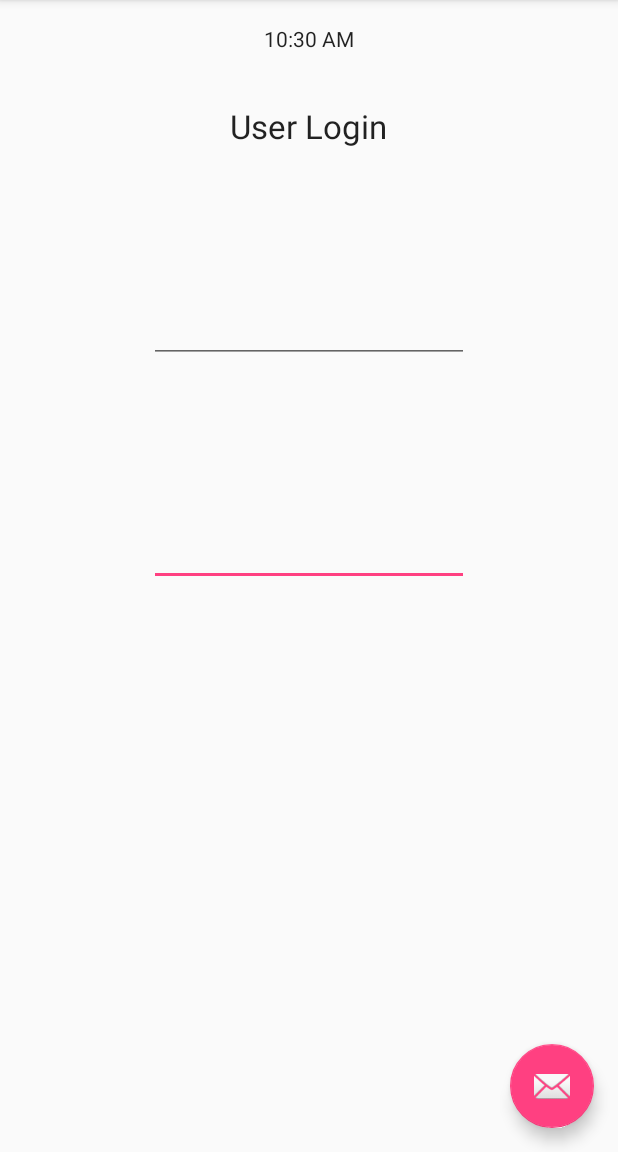
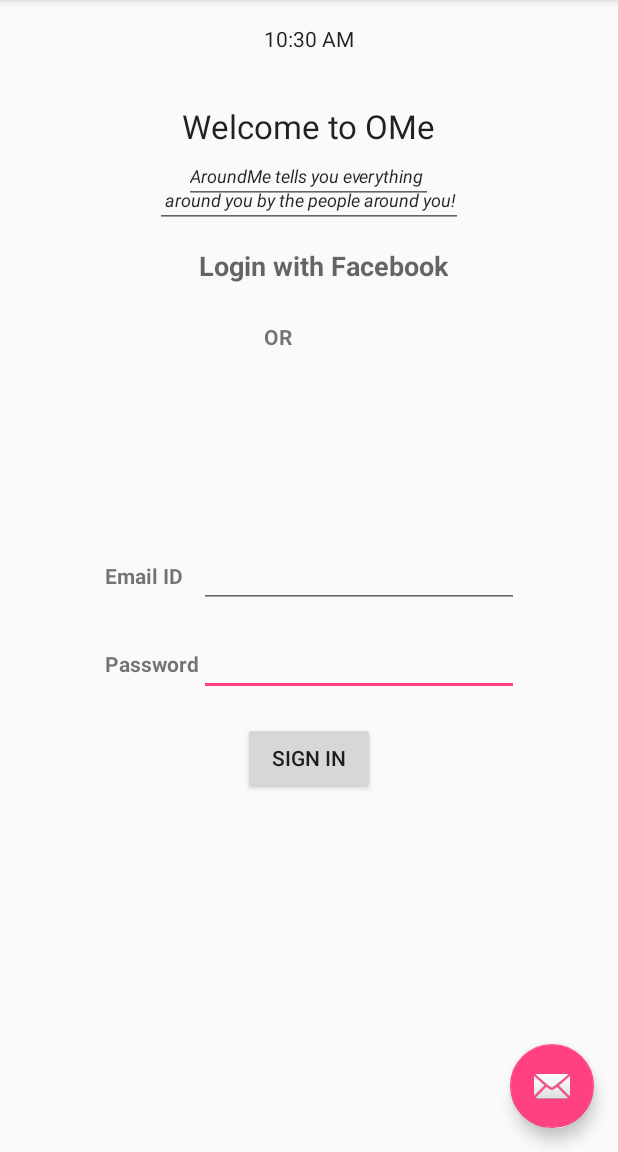
Before and after one commit to nsangvai/iQuap, an Android app: the screen it shows after launch (MainActivity), on a phone screen of 412 x 824 dp, the part 84-1236 px from its top. Run offline under Robolectric (Android 15) with nearby library versions, the phone set to English and light mode, and no system bars.

Commit message:
further work to home page. what remains is the Facebook SDK and a background theme.

```diff
--- a/Version0/app/src/main/res/layout/content_main.xml
+++ b/Version0/app/src/main/res/layout/content_main.xml
@@ -24,9 +24,12 @@
         android:inputType="textPassword"
         android:ems="10"
         android:id="@+id/editText"
-        android:layout_marginTop="103dp"
         android:layout_below="@+id/editText2"
-        android:layout_centerHorizontal="true" />
+        android:layout_alignParentRight="true"
+        android:layout_alignParentEnd="true"
+        android:layout_marginRight="50dp"
+        android:layout_marginEnd="50dp"
+        android:layout_marginTop="13dp" />
 
     <EditText
         android:layout_width="wrap_content"
@@ -34,8 +37,8 @@
         android:inputType="textEmailAddress"
         android:ems="10"
         android:id="@+id/editText2"
-        android:layout_marginTop="98dp"
-        android:layout_below="@+id/textView"
+        android:layout_alignBaseline="@+id/textView2"
+        android:layout_alignBottom="@+id/textView2"
         android:layout_alignLeft="@+id/editText"
         android:layout_alignStart="@+id/editText" />
 
@@ -43,10 +46,91 @@
         android:layout_width="wrap_content"
         android:layout_height="wrap_content"
         android:textAppearance="?android:attr/textAppearanceLarge"
-        android:text="User Login"
+        android:text="Welcome to OMe"
         android:id="@+id/textView"
         android:layout_below="@+id/textClock"
         android:layout_centerHorizontal="true"
         android:layout_marginTop="34dp" />
 
+    <TextView
+        android:layout_width="wrap_content"
+        android:layout_height="wrap_content"
+        android:textAppearance="?android:attr/textAppearanceSmall"
+        android:text="Email ID"
+        android:id="@+id/textView2"
+        android:textStyle="bold"
+        android:textColorLink="#801313"
+        android:layout_centerVertical="true"
+        android:layout_alignLeft="@+id/textView3"
+        android:layout_alignStart="@+id/textView3" />
+
+    <TextView
+        android:layout_width="wrap_content"
+        android:layout_height="wrap_content"
+        android:textAppearance="?android:attr/textAppearanceSmall"
+        android:text="Password"
+        android:id="@+id/textView3"
+        android:textStyle="bold"
+        android:textColorLink="#801313"
+        android:layout_alignBaseline="@+id/editText"
+        android:layout_alignBottom="@+id/editText"
+        android:layout_toLeftOf="@+id/editText"
+        android:layout_toStartOf="@+id/editText" />
+
+    <Button
+        android:layout_width="wrap_content"
+        android:layout_height="wrap_content"
+        android:text="Sign In"
+        android:id="@+id/button"
+        android:layout_marginTop="17dp"
+        android:layout_below="@+id/editText"
+        android:layout_centerHorizontal="true" />
+
+    <TextView
+        android:layout_width="wrap_content"
+        android:layout_height="wrap_content"
+        android:textAppearance="?android:attr/textAppearanceMedium"
+        android:text="Login with Facebook"
+        android:id="@+id/textView4"
+        android:layout_marginTop="66dp"
+        android:layout_below="@+id/textView"
+        android:layout_alignLeft="@+id/editText2"
+        android:layout_alignStart="@+id/editText2"
+        android:textStyle="bold" />
+
+    <TextView
+        android:layout_width="wrap_content"
+        android:layout_height="wrap_content"
+        android:textAppearance="?android:attr/textAppearanceSmall"
+        android:text="OR"
+        android:id="@+id/textView5"
+        android:layout_below="@+id/textView4"
+        android:layout_alignLeft="@+id/textClock"
+        android:layout_alignStart="@+id/textClock"
+        android:layout_marginTop="25dp"
+        android:textStyle="bold" />
+
+    <EditText
+        android:layout_width="wrap_content"
+        android:layout_height="wrap_content"
+        android:id="@+id/editText3"
+        android:text="AroundMe tells you everything "
+        android:textStyle="italic"
+        android:inputType="text"
+        android:textSize="12dp"
+        android:layout_below="@+id/textView"
+        android:layout_centerHorizontal="true" />
+
+    <EditText
+        android:layout_width="wrap_content"
+        android:layout_height="wrap_content"
+        android:id="@+id/editText4"
+        android:text=" around you by the people around you!"
+        android:textStyle="italic"
+        android:inputType="text"
+        android:textSize="12dp"
+        android:layout_marginTop="16dp"
+        android:layout_alignTop="@+id/editText3"
+        android:layout_centerHorizontal="true" />
+
 </RelativeLayout>
```
